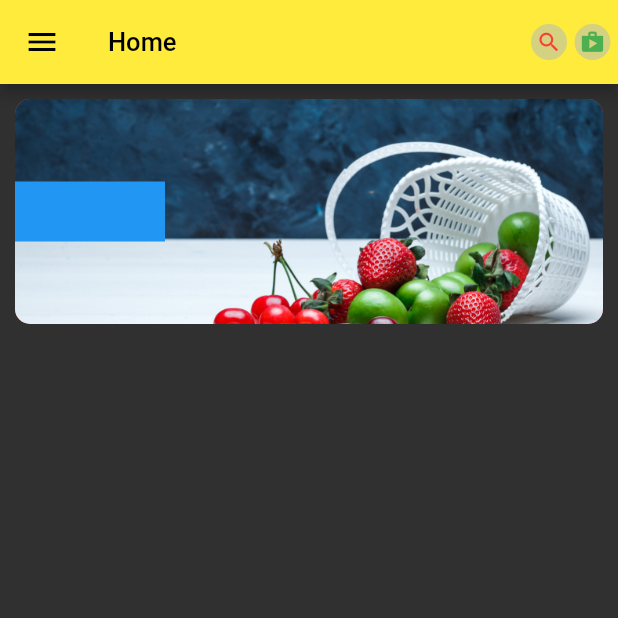
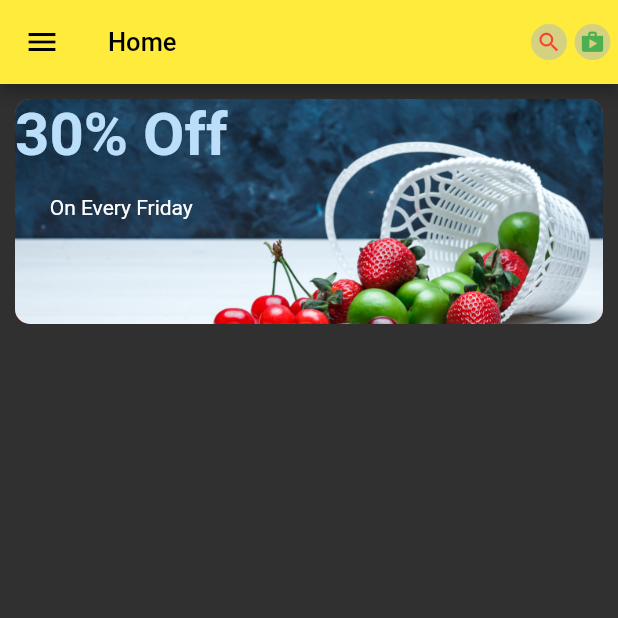
Before and after one commit to Faysal9991/Food-App, a Flutter app: the screen it shows after launch, after a tap on "Try now", on a phone screen of 412 x 824 dp, the top half of it. Run offline on Flutter 3.47's test engine with Material 2 defaults, Android fonts, the light colour scheme and no system bars; our stand-ins replace google_fonts.

Commit message:
food_app1

```diff
--- a/lib/screen/fast_screen.dart
+++ b/lib/screen/fast_screen.dart
@@ -25,7 +25,7 @@ class _LoginScreenState extends State<LoginScreen> {
             decoration: BoxDecoration(
                 image: DecorationImage
                   (image: AssetImage
-                  ("assets/images/log.jpg"),
+                  ("assets/images/fstlog.jpg"),
                   fit: BoxFit.cover,
                 )
             ),
--- a/lib/screen/home_screen.dart
+++ b/lib/screen/home_screen.dart
@@ -9,6 +9,8 @@ class HomePage extends StatefulWidget {
 class _HomePageState extends State<HomePage> {
   @override
   Widget build(BuildContext context) {
+    final double height=MediaQuery.of(context).size.height;
+    final  double width=MediaQuery.of(context).size.width;
     return Scaffold(
       drawer: Drawer(),
       appBar: AppBar(
@@ -33,7 +35,8 @@ class _HomePageState extends State<HomePage> {
           )
         ],
       ),
-      body:Column(
+      body:
+      Column(
         children: [
         Padding(
           padding: const EdgeInsets.symmetric(horizontal: 10,vertical: 10),
@@ -44,17 +47,23 @@ class _HomePageState extends State<HomePage> {
               color: Colors.red,
               borderRadius: BorderRadiusDirectional.circular(10)
           ),
-            child: Row(
-              children: [
-                Container(
-                height: 40,
-                width: 100,
-                color: Colors.blue,
-                )
-              ],
+            child: Align(
+              alignment: Alignment.centerLeft,
+              child: Column(
+                children: [
+                  Text("30% Off"
+                    , style: TextStyle(fontSize: 40,fontWeight: FontWeight.bold,color: Colors.blue[100]),
+                  ),
+                  SizedBox(height: 17,),
+                  Text("On Every Friday",
+                    style: TextStyle(color: Colors.white,),
+                  )
+                ],
+              ),
             ),
           ),
         )
+
         ]
       )
     );
```
Also changed, not shown: assets/images/fstlog.jpg (added), assets/images/log.jpg (deleted).
